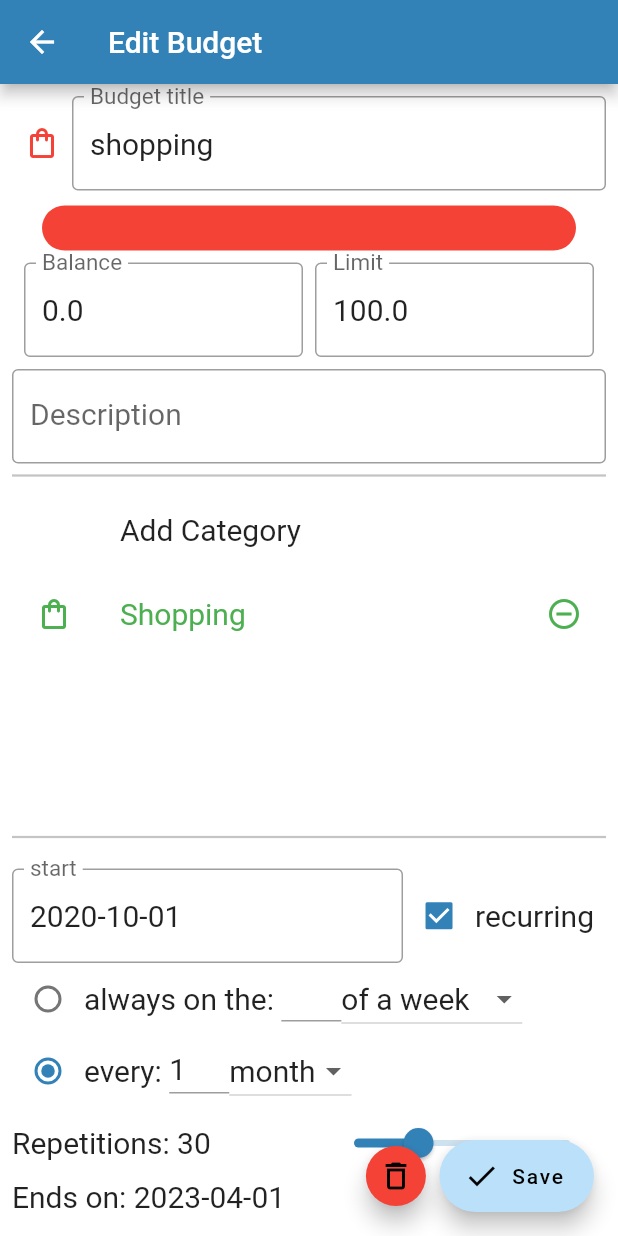
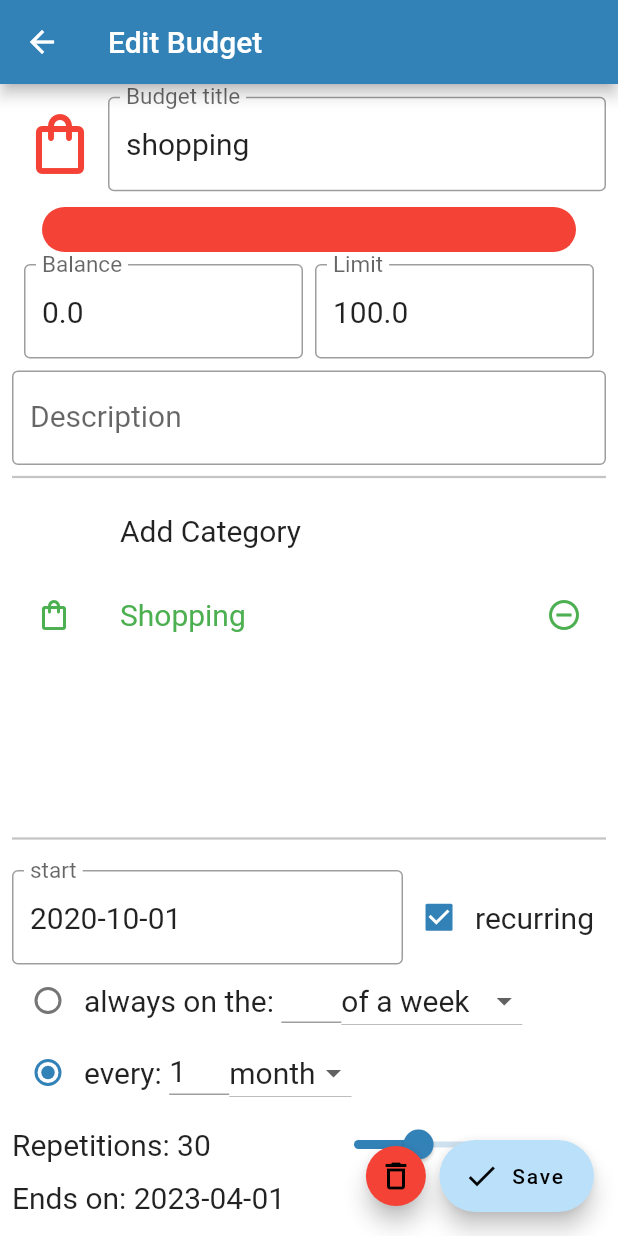
Before and after one commit to budgetiser/budgetiser, a Flutter app: the BudgetForm screen opened directly with sample values from the repository, on a phone screen of 412 x 824 dp. Run offline on Flutter 3.47's test engine with Material 2 defaults, Android fonts, the phone set to English and light mode, and no system bars; our stand-ins replace flutter_colorpicker, flutter_markdown, jiffy, percent_indicator, shared_preferences, sqflite_sqlcipher; accounts and stored records are empty.

Commit message:
increase iconselector size

```diff
--- a/lib/shared/picker/select_icon.dart
+++ b/lib/shared/picker/select_icon.dart
@@ -1,4 +1,3 @@
-
 import 'package:flutter/material.dart';
 
 class IconPicker extends StatefulWidget {
@@ -53,6 +52,7 @@ class _IconPickerState extends State<IconPicker> {
               });
         },
         child: Icon(
+          size: 48,
           _currentIcon,
           color: widget.color,
         ),
```
